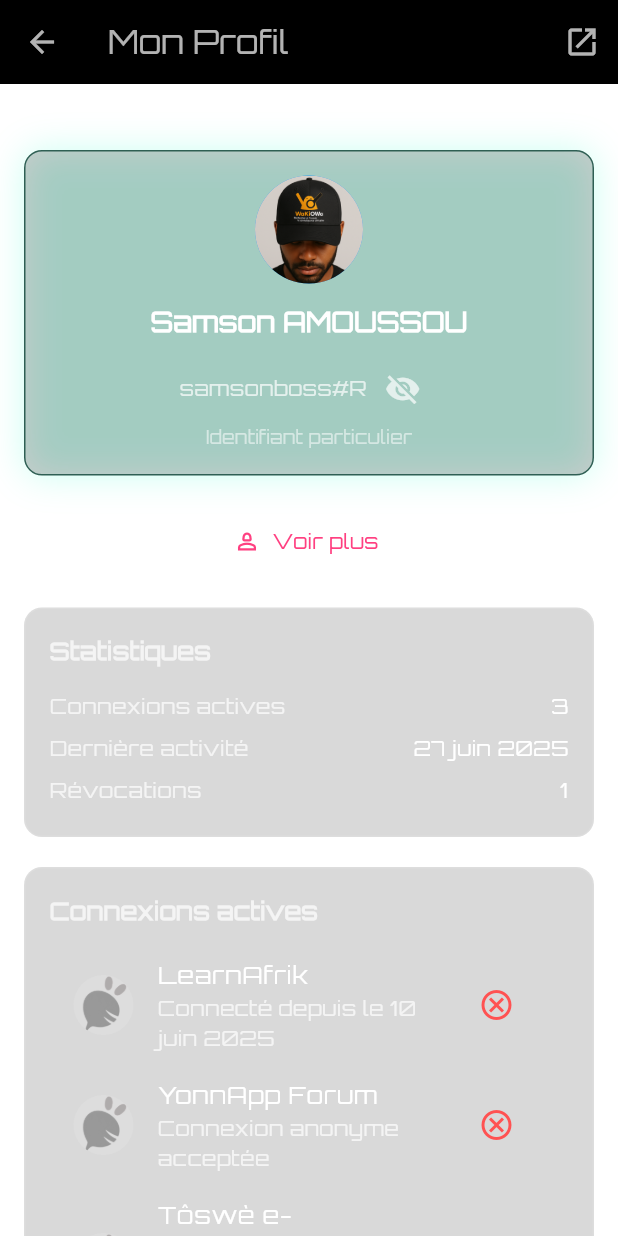
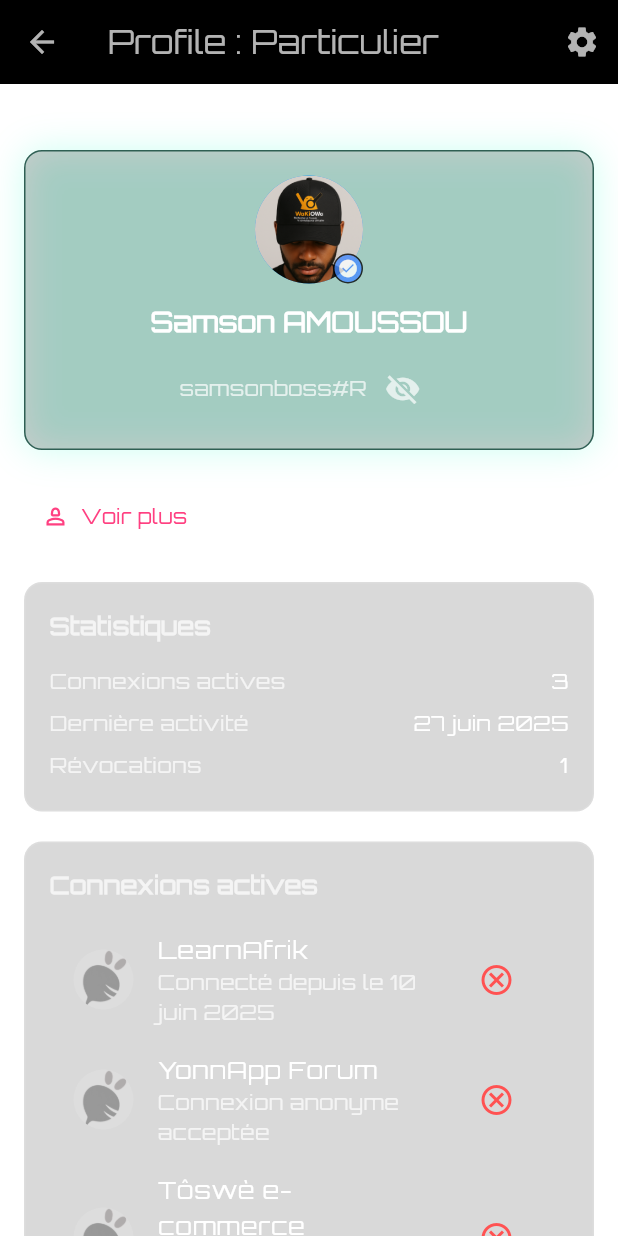
Before and after one commit to S1a0m/Racine_, a Flutter app: the ProfileScreen screen opened by its route, on a phone screen of 412 x 824 dp. Run offline on Flutter 3.47's test engine with Material 3 defaults, Android fonts, the phone set to English and light mode, and no system bars; our stand-ins replace file_picker.

Commit message:
ajout fonctionnalité paramètre profile

```diff
--- a/racine_app/frontend/racine_/lib/presentations/routes/racine_routes.dart
+++ b/racine_app/frontend/racine_/lib/presentations/routes/racine_routes.dart
@@ -1,6 +1,6 @@
 import 'package:flutter/material.dart';
 import 'package:racine/presentations/screens/app_details_screen.dart';
-import 'package:racine/presentations/screens/entities_form_screen.dart';
+//import 'package:racine/presentations/screens/entities_form_screen.dart';
 import 'package:racine/presentations/screens/signup_screen.dart';
 import 'package:racine/presentations/screens/splash_screen.dart';
 import '../screens/home_screen.dart';
@@ -17,6 +17,6 @@ class RacineRoutes {
     '/login': (_) => const LoginScreen(),
     '/signup': (_) => const SignupScreen(),
     '/detailapp': (_) => const AppDetailsScreen(),
-    '/entitiesform': (_) => FormulaireApp(),
+    //'/entitiesform': (_) => FormulaireApp(),
   };
 }
--- a/racine_app/frontend/racine_/lib/presentations/screens/app_details_screen.dart
+++ b/racine_app/frontend/racine_/lib/presentations/screens/app_details_screen.dart
@@ -14,7 +14,7 @@ class AppDetailsScreen extends StatelessWidget {
         title: Text("AppName", style: const TextStyle(fontFamily: 'Orbitron')),
         actions: [
           IconButton(
-            icon: const Icon(Icons.open_in_new),
+            icon: const Icon(Icons.notifications),
             onPressed: () async {
               const url = "https://example.com";
               if (await canLaunchUrl(Uri.parse(url))) {
@@ -67,10 +67,10 @@ class AppDetailsScreen extends StatelessWidget {
             style: ElevatedButton.styleFrom(backgroundColor: Colors.pinkAccent),
             onPressed: () {},
           ),
-          TextButton(
+          /*TextButton(
             onPressed: () {},
             child: const Text("Afficher l'historique complet des connexions"),
-          ),
+          ),*/
           OutlinedButton.icon(
             onPressed: () {},
             icon: const Icon(Icons.logout, color: Colors.white70),
--- a/racine_app/frontend/racine_/lib/presentations/screens/profile_screen.dart
+++ b/racine_app/frontend/racine_/lib/presentations/screens/profile_screen.dart
@@ -7,9 +7,33 @@ class ProfileScreen extends StatefulWidget {
   State<ProfileScreen> createState() => _ProfileScreenState();
 }
 
-class _ProfileScreenState extends State<ProfileScreen> {
+class _ProfileScreenState extends State<ProfileScreen>
+    with SingleTickerProviderStateMixin {
   bool showId = true;
   bool isPublic = true;
+  bool isVerified = true;
+
+  late AnimationController _pulseController;
+  late Animation<double> _opacityAnimation;
+
+  @override
+  void initState() {
+    super.initState();
+    _pulseController = AnimationController(
+      vsync: this,
+      duration: const Duration(milliseconds: 1200),
+    )..repeat(reverse: true);
+
+    _opacityAnimation = Tween(begin: 1.0, end: 0.4).animate(
+      CurvedAnimation(parent: _pulseController, curve: Curves.easeInOut),
+    );
+  }
+
+  @override
+  void dispose() {
+    _pulseController.dispose();
+    super.dispose();
+  }
 
   @override
   Widget build(BuildContext context) {
@@ -21,14 +45,14 @@ class _ProfileScreenState extends State<ProfileScreen> {
         foregroundColor: Colors.white70,
         elevation: 0,
         title: const Text(
-          'Mon Profil',
+          'Profile : Particulier',
           style: TextStyle(fontFamily: 'Orbitron'),
         ),
         actions: [
           IconButton(
-            icon: const Icon(Icons.open_in_new),
+            icon: const Icon(Icons.settings),
             onPressed: () {},
-            tooltip: "Visiter la plateforme",
+            tooltip: "Paramètres",
           ),
         ],
       ),
@@ -37,17 +61,20 @@ class _ProfileScreenState extends State<ProfileScreen> {
         children: [
           _buildIdentityCard(),
           const SizedBox(height: 20),
-          TextButton.icon(
+          Align(
+            alignment: Alignment.centerLeft,
+            child: TextButton.icon(
               onPressed: () {},
               label: Text('Voir plus'),
               icon: Icon(Icons.person_2_outlined),
+            ),
           ),
           const SizedBox(height: 20),
           _buildStatsSection(),
           const SizedBox(height: 20),
           _buildConnectionsSection(),
-          const SizedBox(height: 20),
-          _buildSecuritySettings(),
+          /*const SizedBox(height: 20),
+          _buildSecuritySettings(),*/
           const SizedBox(height: 20),
           _buildActions(),
         ],
@@ -72,9 +99,47 @@ class _ProfileScreenState extends State<ProfileScreen> {
       ),
       child: Column(
         children: [
+          Stack(
+            children: [
               const CircleAvatar(
                 radius: 36,
                 backgroundImage: AssetImage('assets/profile.png'),
+              ),
+              Positioned(
+                bottom: 0,
+                right: 0,
+                child: isVerified
+                    ? FadeTransition(
+                        opacity: _opacityAnimation,
+                        child: Container(
+                          padding: const EdgeInsets.all(2),
+                          decoration: BoxDecoration(
+                            color: Colors.blueAccent,
+                            shape: BoxShape.circle,
+                            border: Border.all(color: Colors.black, width: 1),
+                          ),
+                          child: const Icon(
+                            Icons.check_circle,
+                            size: 14,
+                            color: Colors.white,
+                          ),
+                        ),
+                      )
+                    : Container(
+                        padding: const EdgeInsets.all(2),
+                        decoration: BoxDecoration(
+                          color: Colors.white10,
+                          shape: BoxShape.circle,
+                          border: Border.all(color: Colors.black, width: 1),
+                        ),
+                        child: const Icon(
+                          Icons.cancel,
+                          size: 14,
+                          color: Colors.redAccent,
+                        ),
+                      ),
+              ),
+            ],
           ),
           const SizedBox(height: 12),
           const Text(
@@ -102,10 +167,10 @@ class _ProfileScreenState extends State<ProfileScreen> {
               ),
             ],
           ),
-          Text(
+          /*Text(
             'Identifiant particulier',
             style: TextStyle(color: Colors.white54, fontSize: 12),
-          ),
+          ),*/
         ],
       ),
     );
--- a/racine_app/frontend/racine_/lib/presentations/screens/splash_screen.dart
+++ b/racine_app/frontend/racine_/lib/presentations/screens/splash_screen.dart
@@ -105,7 +105,7 @@ class _SplashScreenState extends State<SplashScreen> {
             ),
             const SizedBox(height: 20),
             const Text(
-              "Le garde numérique de vos données sur internet",
+              "Votre gardien numérique.",
               style: TextStyle(
                 fontFamily: 'Orbitron',
                 fontSize: 14,
--- a/racine_app/frontend/racine_/lib/presentations/screens/views/settings_view.dart
+++ b/racine_app/frontend/racine_/lib/presentations/screens/views/settings_view.dart
@@ -75,6 +75,17 @@ class SettingsView extends StatelessWidget {
             content: "Identifiant : samsonboss#R",
             buttonText: "Copier l'identifiant",
             onPressed: () => _copyId(context),
+          ),
+          _buildSection(
+            icon: Icons.person,
+            title: "Profile",
+            content:
+                "Ajoutez de nouvelles informations et vérifiez votre profile.",
+            buttonText: "Mettre à jour mon profile",
+            onPressed: () => _showAlert(
+              context,
+              "Redirection vers la modification du profile...",
+            ),
           ),
           _buildSection(
             icon: Icons.privacy_tip,
--- a/racine_app/frontend/racine_/pubspec.yaml
+++ b/racine_app/frontend/racine_/pubspec.yaml
@@ -9,7 +9,7 @@ environment:
 
 
 dependencies:
-  url_launcher: ^6.1.10
+  url_launcher: ^6.3.2
   flutter:
     sdk: flutter
   cupertino_icons: ^1.0.8
```
Also changed, not shown: racine_app/frontend/racine_/lib/presentations/screens/entities_form_screen.dart (+116 -43 lines), racine_app/frontend/racine_/lib/presentations/screens/views/home_view.dart (+9 -2 lines), racine_app/frontend/racine_/lib/presentations/screens/views/notifications_view.dart (+9 -3 lines), racine_app/frontend/racine_/pubspec.lock. Lines whose indentation alone changed are shown as unchanged.
